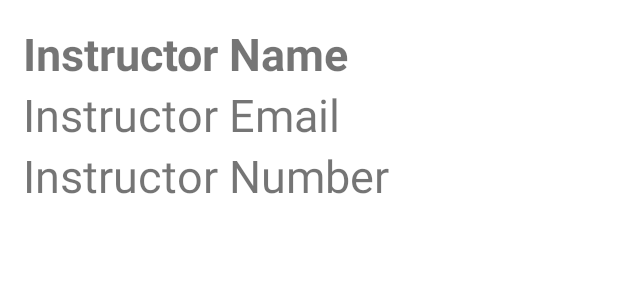
After one commit to arjundesguerra/Arjun-C196, an Android app: the layout instructor_cell.xml on its own in the app's theme, with its tools: preview values and no code run, on a phone screen of 412 x 824 dp. The commit adds this screen. Shown: the top 300 px of the screen. Run offline under Robolectric (Android 15) with nearby library versions, the phone set to English and light mode, and no system bars.

```diff
--- a/app/src/main/res/layout/activity_add_instructors.xml
+++ b/app/src/main/res/layout/activity_add_instructors.xml
@@ -43,7 +43,7 @@
         android:layout_marginTop="164dp"
         android:ems="10"
         android:gravity="center"
-        android:inputType="textPersonName"
+        android:inputType="textEmailAddress"
         android:text="Enter instructor email"
         app:layout_constraintStart_toStartOf="parent"
         app:layout_constraintTop_toBottomOf="@+id/addInstructorText" />
@@ -56,7 +56,7 @@
         android:layout_marginTop="256dp"
         android:ems="10"
         android:gravity="center"
-        android:inputType="textPersonName"
+        android:inputType="number"
         android:text="Enter instructor phone number"
         android:textSize="15sp"
         app:layout_constraintStart_toStartOf="parent"
--- /dev/null
+++ b/app/src/main/res/layout/instructor_cell.xml
@@ -0,0 +1,32 @@
+<?xml version="1.0" encoding="utf-8"?>
+<LinearLayout xmlns:android="http://schemas.android.com/apk/res/android"
+    android:orientation="vertical"
+    android:layout_width="match_parent"
+    android:layout_height="150dp"
+    android:padding="15dp"
+    >
+    <TextView
+        android:id="@+id/nameText"
+        android:layout_width="wrap_content"
+        android:layout_height="wrap_content"
+        android:text="Instructor Name"
+        android:textStyle="bold"
+        android:textSize="30sp">
+    </TextView>
+    <TextView
+        android:id="@+id/emailText"
+        android:layout_width="wrap_content"
+        android:layout_height="wrap_content"
+        android:text="Instructor Email"
+        android:textSize="30sp">
+    </TextView>
+    <TextView
+        android:id="@+id/numberText"
+        android:layout_width="wrap_content"
+        android:layout_height="wrap_content"
+        android:text="Instructor Number"
+        android:textSize="30sp">
+    </TextView>
+
+
+</LinearLayout>
```
Also changed, not shown: app/src/main/java/com/example/arjunc196/instructorActivities/AddInstructors.java (+34 -0 lines).
